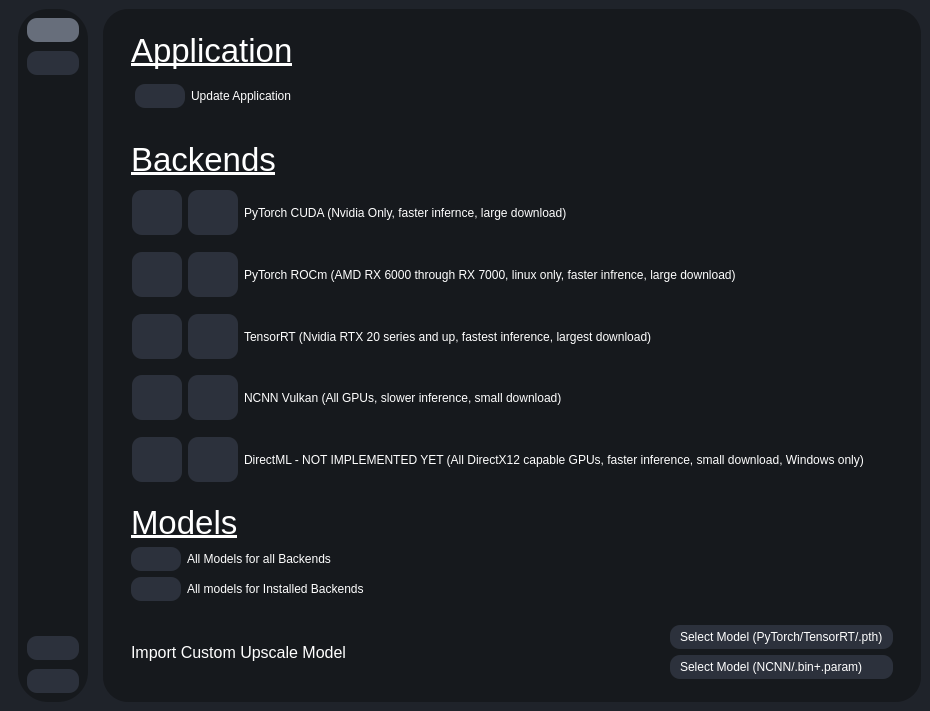
Qt form testRVEInterface.ui (gokulmc/enhance_crop) before a commit.
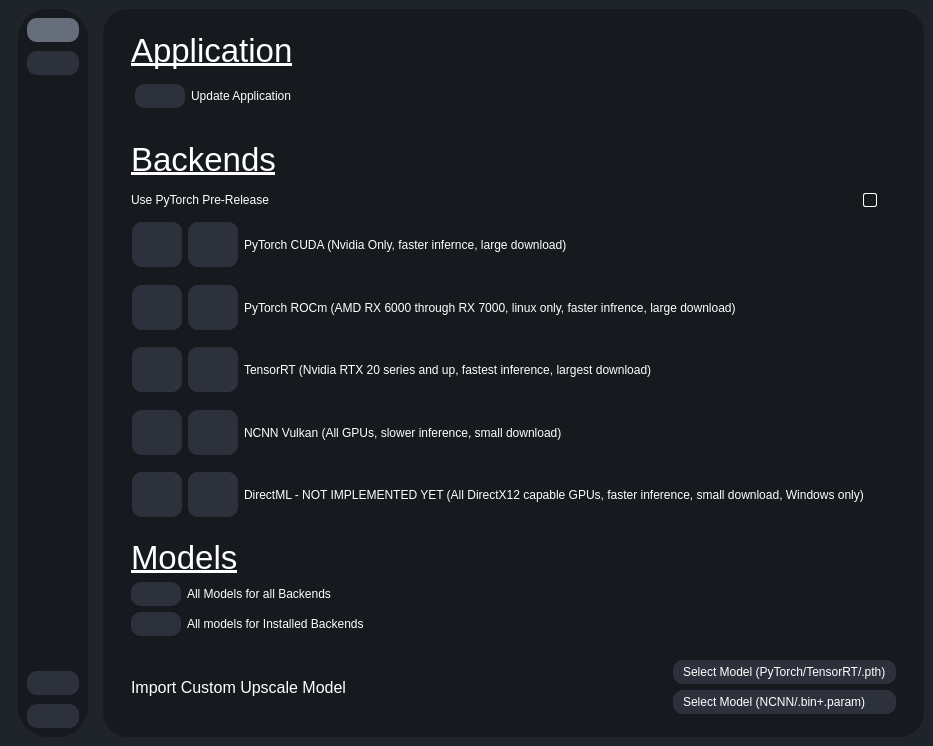
The same form after that commit. The open tabs and pages were chosen to show the change. Icons and pictures are not drawn.

Commit message: add button to enable pytorch pre release

```diff
--- a/testRVEInterface.ui
+++ b/testRVEInterface.ui
@@ -5,8 +5,8 @@
    <rect>
     <x>0</x>
     <y>0</y>
-    <width>0</width>
-    <height>0</height>
+    <width>933</width>
+    <height>746</height>
    </rect>
   </property>
   <property name="sizePolicy">
@@ -96,6 +96,13 @@
 color:#fff;
 background-color:#fff;
 }
+QCheckBox::indicator{
+border : 1px solid white;
+border-radius: 2px;
+}
+QCheckBox::indicator::checked{
+background-color:white;
+}
 QScrollBar:vertical{
 	max-width: 8px;
 	}
@@ -4515,6 +4522,62 @@
                    </property>
                   </widget>
                  </item>
+                 <item>
+                  <widget class="QWidget" name="widget_31" native="true"/>
+                 </item>
+                 <item>
+                  <layout class="QHBoxLayout" name="horizontalLayout_46">
+                   <item>
+                    <widget class="QLabel" name="label_63">
+                     <property name="text">
+                      <string>Use PyTorch Pre-Release</string>
+                     </property>
+                    </widget>
+                   </item>
+                   <item>
+                    <spacer name="horizontalSpacer_27">
+                     <property name="orientation">
+                      <enum>Qt::Orientation::Horizontal</enum>
+                     </property>
+                     <property name="sizeHint" stdset="0">
+                      <size>
+                       <width>40</width>
+                       <height>20</height>
+                      </size>
+                     </property>
+                    </spacer>
+                   </item>
+                   <item>
+                    <widget class="QCheckBox" name="use_pytorch_pre_release">
+                     <property name="text">
+                      <string/>
+                     </property>
+                    </widget>
+                   </item>
+                   <item>
+                    <widget class="QLabel" name="label_64">
+                     <property name="maximumSize">
+                      <size>
+                       <width>25</width>
+                       <height>25</height>
+                      </size>
+                     </property>
+                     <property name="toolTip">
+                      <string>&lt;html&gt;&lt;head/&gt;&lt;body&gt;&lt;p&gt;&lt;span style=&quot; font-weight:700;&quot;&gt;Disable Dependency Limits&lt;/span&gt;&lt;/p&gt;&lt;p&gt; - Disables restrictions on dependencies being downloaded, RVE will just download the latest packages from pypi. &lt;span style=&quot; font-weight:700;&quot;&gt;MAY BREAK INFERENCE.&lt;/span&gt;&lt;/p&gt;&lt;/body&gt;&lt;/html&gt;</string>
+                     </property>
+                     <property name="text">
+                      <string/>
+                     </property>
+                     <property name="pixmap">
+                      <pixmap resource="resources.qrc">:/icons/icons/info.svg</pixmap>
+                     </property>
+                     <property name="scaledContents">
+                      <bool>true</bool>
+                     </property>
+                    </widget>
+                   </item>
+                  </layout>
+                 </item>
                  <item>
                   <widget class="QScrollArea" name="scrollArea_2">
                    <property name="sizePolicy">
@@ -4540,8 +4603,8 @@
                      <rect>
                       <x>0</x>
                       <y>0</y>
-                      <width>870</width>
-                      <height>224</height>
+                      <width>791</width>
+                      <height>225</height>
                      </rect>
                     </property>
                     <layout class="QVBoxLayout" name="verticalLayout_13">
```
Left out of the diff: 253 changed lines with no effect on the pictures. The commit also changes 6 other files.
